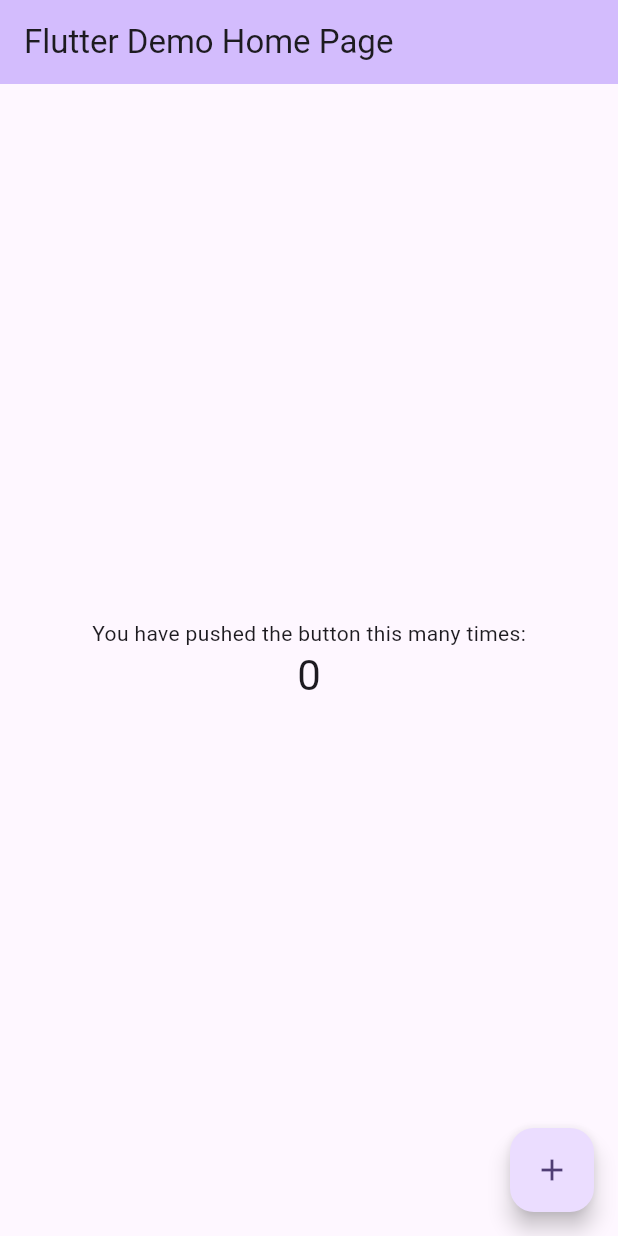
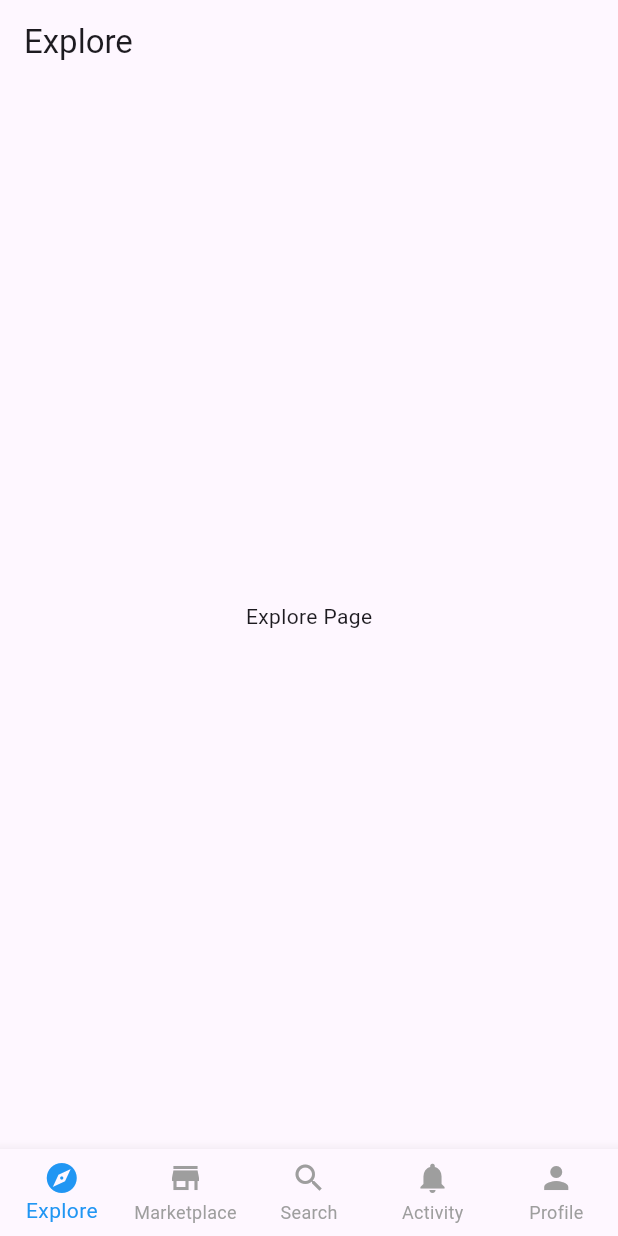
Before and after one commit to mrxdevs/quroz, a Flutter app: the screen it shows after launch, on a phone screen of 412 x 824 dp. Run offline on Flutter 3.47's test engine with Material 3 defaults, Android fonts, the phone set to English and light mode, and no system bars.

Commit message:
[feature] Project structure setuped to follow Clean architecture

```diff
--- /dev/null
+++ b/lib/features/explore/presentation/pages/explore_page.dart
@@ -0,0 +1,17 @@
+import 'package:flutter/material.dart';
+
+class ExplorePage extends StatelessWidget {
+  const ExplorePage({super.key});
+
+  @override
+  Widget build(BuildContext context) {
+    return Scaffold(
+      appBar: AppBar(
+        title: const Text('Explore'),
+      ),
+      body: const Center(
+        child: Text('Explore Page'),
+      ),
+    );
+  }
+}
--- a/lib/main.dart
+++ b/lib/main.dart
@@ -1,4 +1,5 @@
 import 'package:flutter/material.dart';
+import 'package:quroz/presentation/pages/home_page.dart';
 
 void main() {
   runApp(const MyApp());
@@ -7,119 +8,15 @@
 class MyApp extends StatelessWidget {
   const MyApp({super.key});
 
-  // This widget is the root of your application.
   @override
   Widget build(BuildContext context) {
     return MaterialApp(
-      title: 'Flutter Demo',
+      title: 'Quroz',
       theme: ThemeData(
-        // This is the theme of your application.
-        //
-        // TRY THIS: Try running your application with "flutter run". You'll see
-        // the application has a purple toolbar. Then, without quitting the app,
-        // try changing the seedColor in the colorScheme below to Colors.green
-        // and then invoke "hot reload" (save your changes or press the "hot
-        // reload" button in a Flutter-supported IDE, or press "r" if you used
-        // the command line to start the app).
-        //
-        // Notice that the counter didn't reset back to zero; the application
-        // state is not lost during the reload. To reset the state, use hot
-        // restart instead.
-        //
-        // This works for code too, not just values: Most code changes can be
-        // tested with just a hot reload.
         colorScheme: ColorScheme.fromSeed(seedColor: Colors.deepPurple),
         useMaterial3: true,
       ),
-      home: const MyHomePage(title: 'Flutter Demo Home Page'),
+      home: const HomePage(),
     );
   }
 }
-
-class MyHomePage extends StatefulWidget {
-  const MyHomePage({super.key, required this.title});
-
-  // This widget is the home page of your application. It is stateful, meaning
-  // that it has a State object (defined below) that contains fields that affect
-  // how it looks.
-
-  // This class is the configuration for the state. It holds the values (in this
-  // case the title) provided by the parent (in this case the App widget) and
-  // used by the build method of the State. Fields in a Widget subclass are
-  // always marked "final".
-
-  final String title;
-
-  @override
-  State<MyHomePage> createState() => _MyHomePageState();
-}
-
-class _MyHomePageState extends State<MyHomePage> {
-  int _counter = 0;
-
-  void _incrementCounter() {
-    setState(() {
-      // This call to setState tells the Flutter framework that something has
-      // changed in this State, which causes it to rerun the build method below
-      // so that the display can reflect the updated values. If we changed
-      // _counter without calling setState(), then the build method would not be
-      // called again, and so nothing would appear to happen.
-      _counter++;
-    });
-  }
-
-  @override
-  Widget build(BuildContext context) {
-    // This method is rerun every time setState is called, for instance as done
-    // by the _incrementCounter method above.
-    //
-    // The Flutter framework has been optimized to make rerunning build methods
-    // fast, so that you can just rebuild anything that needs updating rather
-    // than having to individually change instances of widgets.
-    return Scaffold(
-      appBar: AppBar(
-        // TRY THIS: Try changing the color here to a specific color (to
-        // Colors.amber, perhaps?) and trigger a hot reload to see the AppBar
-        // change color while the other colors stay the same.
-        backgroundColor: Theme.of(context).colorScheme.inversePrimary,
-        // Here we take the value from the MyHomePage object that was created by
-        // the App.build method, and use it to set our appbar title.
-        title: Text(widget.title),
-      ),
-      body: Center(
-        // Center is a layout widget. It takes a single child and positions it
-        // in the middle of the parent.
-        child: Column(
-          // Column is also a layout widget. It takes a list of children and
-          // arranges them vertically. By default, it sizes itself to fit its
-          // children horizontally, and tries to be as tall as its parent.
-          //
-          // Column has various properties to control how it sizes itself and
-          // how it positions its children. Here we use mainAxisAlignment to
-          // center the children vertically; the main axis here is the vertical
-          // axis because Columns are vertical (the cross axis would be
-          // horizontal).
-          //
-          // TRY THIS: Invoke "debug painting" (choose the "Toggle Debug Paint"
-          // action in the IDE, or press "p" in the console), to see the
-          // wireframe for each widget.
-          mainAxisAlignment: MainAxisAlignment.center,
-          children: <Widget>[
-            const Text(
-              'You have pushed the button this many times:',
-            ),
-            Text(
-              '$_counter',
-              style: Theme.of(context).textTheme.headlineMedium,
-            ),
-          ],
-        ),
-      ),
-      floatingActionButton: FloatingActionButton(
-        onPressed: _incrementCounter,
-        tooltip: 'Increment',
-        child: const Icon(Icons.add),
-      ), // This trailing comma makes auto-formatting nicer for build methods.
-    );
-  }
-}
--- /dev/null
+++ b/lib/presentation/pages/home_page.dart
@@ -0,0 +1,69 @@
+import 'package:flutter/material.dart';
+import 'package:quroz/features/account/presentation/pages/account_page.dart';
+import 'package:quroz/features/activity/presentation/pages/activity_page.dart';
+import 'package:quroz/features/explore/presentation/pages/explore_page.dart';
+import 'package:quroz/features/global_search/presentation/pages/global_search_page.dart';
+import 'package:quroz/features/marketplace/presentation/pages/marketplace_page.dart';
+
+class HomePage extends StatefulWidget {
+  const HomePage({super.key});
+
+  @override
+  State<HomePage> createState() => _HomePageState();
+}
+
+class _HomePageState extends State<HomePage> {
+  int _currentIndex = 0;
+
+  // List of pages on Bottom Navigation
+  final List<Widget> _children = [
+    const ExplorePage(),
+    const MarketplacePage(),
+    const GlobalSearchPage(),
+    const ActivityPage(),
+    const AccountPage(),
+    // ... add other pages here
+  ];
+
+  void onTabTapped(int index) {
+    setState(() {
+      _currentIndex = index;
+    });
+  }
+
+  @override
+  Widget build(BuildContext context) {
+    return Scaffold(
+      body: _children[_currentIndex],
+      bottomNavigationBar: BottomNavigationBar(
+        onTap: onTabTapped,
+        currentIndex: _currentIndex,
+        selectedItemColor: Colors.blue,
+        unselectedItemColor: Colors.grey,
+        type: BottomNavigationBarType.fixed,
+        items: const [
+          BottomNavigationBarItem(
+            icon: Icon(Icons.explore),
+            label: 'Explore',
+          ),
+          BottomNavigationBarItem(
+            icon: Icon(Icons.store),
+            label: 'Marketplace',
+          ),
+          BottomNavigationBarItem(
+            icon: Icon(Icons.search),
+            label: 'Search',
+          ),
+          BottomNavigationBarItem(
+            icon: Icon(Icons.notifications),
+            label: 'Activity',
+          ),
+          BottomNavigationBarItem(
+            icon: Icon(Icons.person),
+            label: 'Profile',
+          ),
+        ],
+      ),
+    );
+  }
+}
```
Also changed, not shown: lib/features/account/presentation/pages/account_page.dart (added, +17 -0 lines), lib/features/activity/presentation/pages/activity_page.dart (added, +17 -0 lines), lib/features/global_search/presentation/pages/global_search_page.dart (added, +17 -0 lines), lib/features/marketplace/presentation/pages/marketplace_page.dart (added, +17 -0 lines).
